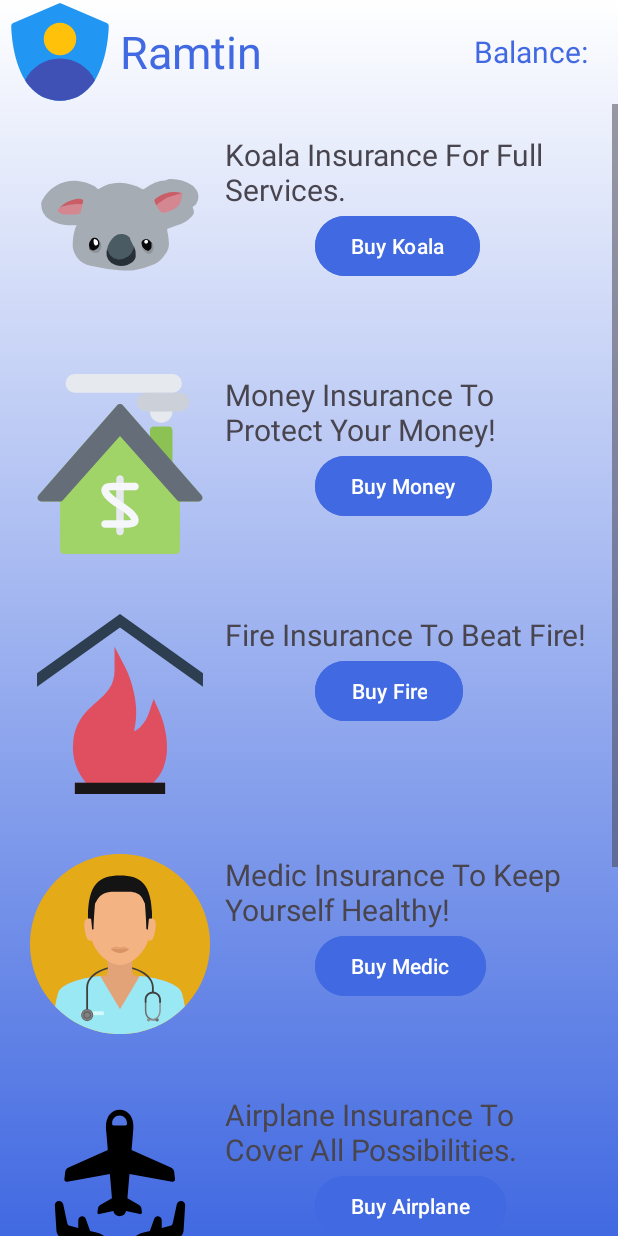
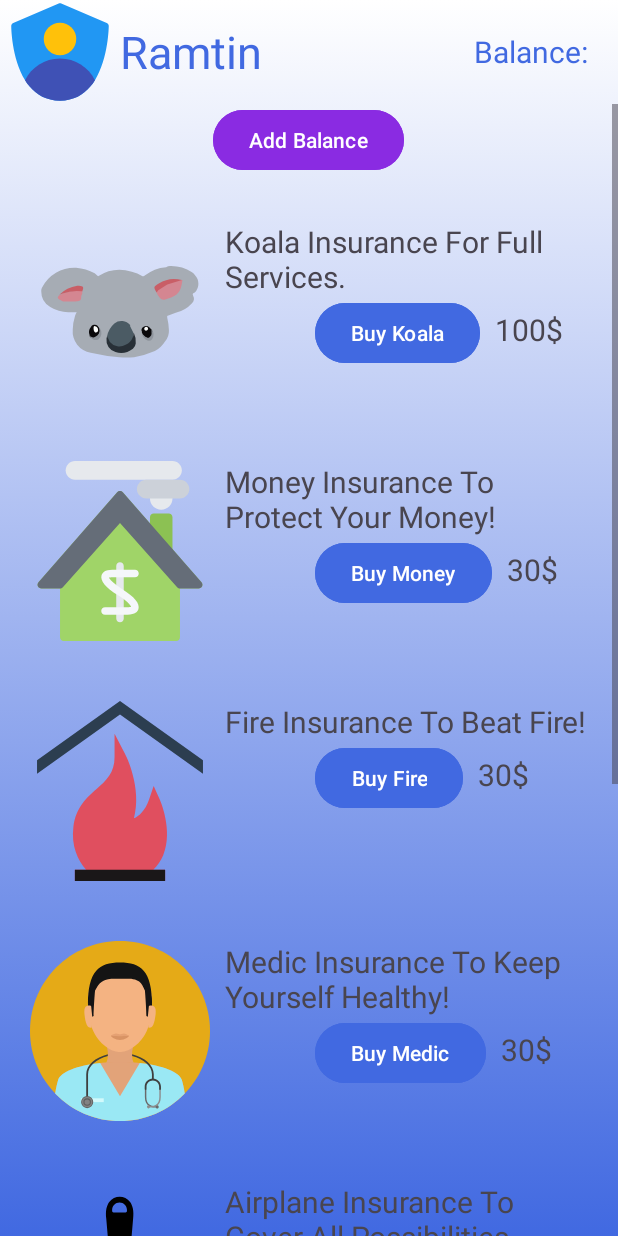
Before and after one commit to ramtinkh/Insurance_Android_App, an Android app: the layout dashboard.xml on its own in the app's theme, with its tools: preview values and no code run, on a phone screen of 412 x 824 dp. Run offline under Robolectric (Android 15) with nearby library versions, the phone set to English and light mode, and no system bars.

Commit message:
add: dashboard and admin dashboard added.

```diff
--- a/app/src/main/java/com/example/insurance_android_app/MainActivity.java
+++ b/app/src/main/java/com/example/insurance_android_app/MainActivity.java
@@ -34,9 +34,15 @@ public class MainActivity extends AppCompatActivity {
             User user1 = db.getUserByUsername(user);
             if (user1 == null) {
                 Toast.makeText(getBaseContext(), "User not exists.", Toast.LENGTH_SHORT).show();
+            } else if (Objects.equals(user1.getPassword(), pass) && user.equals("admin")) {
+                Toast.makeText(getBaseContext(), "Welcome Back Admin.", Toast.LENGTH_SHORT).show();
+                Intent intent = new Intent(MainActivity.this, AdminDashboard.class);
+                intent.putExtra("id", user1.getId());
+                startActivity(intent);
             } else if (Objects.equals(user1.getPassword(), pass)) {
                 Toast.makeText(getBaseContext(), "Congrats! You were perfectly logged in.", Toast.LENGTH_SHORT).show();
                 Intent intent = new Intent(MainActivity.this, Dashboard.class);
+                intent.putExtra("id", user1.getId());
                 startActivity(intent);
             } else { Toast.makeText(getBaseContext(), "Sorry you're wrong.", Toast.LENGTH_LONG).show();}
         } else if (view.getId() == R.id.register_button) {
--- a/app/src/main/java/com/example/insurance_android_app/Register.java
+++ b/app/src/main/java/com/example/insurance_android_app/Register.java
@@ -73,7 +73,7 @@ public class Register extends AppCompatActivity {
         String result = "Hello " + fName + ". You have register with email address: " + emailAddress + ".";
         Toast.makeText(getBaseContext(), result, Toast.LENGTH_SHORT).show();
 
-        int userId = db.getRowCount() + 1;
+        int userId = db.getUsersRowCount() + 1;
         User user = new User(userId, fName, pass, emailAddress, deviceId);
         db.addUser(user);
     }
--- a/app/src/main/res/layout/dashboard.xml
+++ b/app/src/main/res/layout/dashboard.xml
@@ -4,7 +4,7 @@
     android:layout_height="match_parent"
     xmlns:tools="http://schemas.android.com/tools"
     android:background="@drawable/white_to_blue"
-    tools:context=".MainActivity">
+    tools:context=".Dashboard">
 
     <RelativeLayout
         android:id="@+id/user_info"
@@ -47,14 +47,26 @@
         android:layout_height="wrap_content"
         android:layout_below="@id/user_info">
 
-        <LinearLayout
+        <RelativeLayout
             android:layout_width="fill_parent"
             android:layout_height="fill_parent"
-            android:orientation="vertical">
+            android:gravity="center">
+
+            <Button
+                android:id="@+id/add_balance"
+                android:layout_width="wrap_content"
+                android:layout_height="wrap_content"
+                android:text="Add Balance"
+                android:backgroundTint="@color/blueviolet"
+                android:layout_centerHorizontal="true"
+                android:layout_marginBottom="10dp"
+                android:onClick="onClickButton"/>
 
             <RelativeLayout
+                android:id="@+id/koala_layout"
                 android:layout_width="wrap_content"
                 android:layout_height="wrap_content"
+                android:layout_below="@id/add_balance"
                 android:layout_margin="20dp">
 
                 <ImageView
@@ -81,14 +93,27 @@
                     android:layout_below="@id/koala_title"
                     android:layout_alignStart="@id/koala_title"
                     android:backgroundTint="@color/royalblue"
+                    android:onClick="onClickButton"
                     android:layout_marginStart="60dp"/>
+
+                <TextView
+                    android:id="@+id/koala_price"
+                    android:layout_width="wrap_content"
+                    android:layout_height="wrap_content"
+                    android:textSize="20sp"
+                    android:text="100$"
+                    android:layout_marginStart="10dp"
+                    android:layout_alignBaseline="@id/buy_koala"
+                    android:layout_toRightOf="@+id/buy_koala"/>
 
             </RelativeLayout>
 
             <RelativeLayout
+                android:id="@+id/money_layout"
                 android:layout_width="wrap_content"
                 android:layout_height="wrap_content"
-                android:layout_margin="20dp">
+                android:layout_margin="20dp"
+                android:layout_below="@id/koala_layout">
 
                 <ImageView
                     android:id="@+id/money"
@@ -114,11 +139,24 @@
                     android:layout_below="@id/money_title"
                     android:layout_alignStart="@id/money_title"
                     android:backgroundTint="@color/royalblue"
+                    android:onClick="onClickButton"
                     android:layout_marginStart="60dp"/>
+
+                <TextView
+                    android:id="@+id/money_price"
+                    android:layout_width="wrap_content"
+                    android:layout_height="wrap_content"
+                    android:textSize="20sp"
+                    android:text="30$"
+                    android:layout_marginStart="10dp"
+                    android:layout_alignBaseline="@id/buy_money"
+                    android:layout_toRightOf="@+id/buy_money"/>
 
             </RelativeLayout>
 
             <RelativeLayout
+                android:id="@+id/fire_layout"
+                android:layout_below="@id/money_layout"
                 android:layout_width="wrap_content"
                 android:layout_height="wrap_content"
                 android:layout_margin="20dp">
@@ -147,11 +185,24 @@
                     android:layout_below="@id/fire_title"
                     android:layout_alignStart="@id/fire_title"
                     android:backgroundTint="@color/royalblue"
+                    android:onClick="onClickButton"
                     android:layout_marginStart="60dp"/>
+
+                <TextView
+                    android:id="@+id/fire_price"
+                    android:layout_width="wrap_content"
+                    android:layout_height="wrap_content"
+                    android:textSize="20sp"
+                    android:text="30$"
+                    android:layout_marginStart="10dp"
+                    android:layout_alignBaseline="@id/buy_fire"
+                    android:layout_toRightOf="@+id/buy_fire"/>
 
             </RelativeLayout>
 
             <RelativeLayout
+                android:id="@+id/medic_layout"
+                android:layout_below="@id/fire_layout"
                 android:layout_width="wrap_content"
                 android:layout_height="wrap_content"
                 android:layout_margin="20dp">
@@ -180,11 +231,24 @@
                     android:layout_below="@id/medic_title"
                     android:layout_alignStart="@id/medic_title"
                     android:backgroundTint="@color/royalblue"
+                    android:onClick="onClickButton"
                     android:layout_marginStart="60dp"/>
+
+                <TextView
+                    android:id="@+id/medic_price"
+                    android:layout_width="wrap_content"
+                    android:layout_height="wrap_content"
+                    android:textSize="20sp"
+                    android:text="30$"
+                    android:layout_marginStart="10dp"
+                    android:layout_alignBaseline="@id/buy_medic"
+                    android:layout_toRightOf="@+id/buy_medic"/>
 
             </RelativeLayout>
 
             <RelativeLayout
+                android:id="@+id/airplane_layout"
+                android:layout_below="@id/medic_layout"
                 android:layout_width="wrap_content"
                 android:layout_height="wrap_content"
                 android:layout_margin="20dp">
@@ -213,11 +277,24 @@
                     android:layout_below="@id/airplane_title"
                     android:layout_alignStart="@id/airplane_title"
                     android:backgroundTint="@color/royalblue"
+                    android:onClick="onClickButton"
                     android:layout_marginStart="60dp"/>
+
+                <TextView
+                    android:id="@+id/airplane_price"
+                    android:layout_width="wrap_content"
+                    android:layout_height="wrap_content"
+                    android:textSize="20sp"
+                    android:text="30$"
+                    android:layout_marginStart="10dp"
+                    android:layout_alignBaseline="@id/buy_airplane"
+                    android:layout_toRightOf="@+id/buy_airplane"/>
 
             </RelativeLayout>
 
             <RelativeLayout
+                android:id="@+id/ship_layout"
+                android:layout_below="@id/airplane_layout"
                 android:layout_width="wrap_content"
                 android:layout_height="wrap_content"
                 android:layout_margin="20dp">
@@ -246,11 +323,24 @@
                     android:layout_below="@id/ship_title"
                     android:layout_alignStart="@id/ship_title"
                     android:backgroundTint="@color/royalblue"
+                    android:onClick="onClickButton"
                     android:layout_marginStart="60dp"/>
+
+                <TextView
+                    android:id="@+id/ship_price"
+                    android:layout_width="wrap_content"
+                    android:layout_height="wrap_content"
+                    android:textSize="20sp"
+                    android:text="30$"
+                    android:layout_marginStart="10dp"
+                    android:layout_alignBaseline="@id/buy_ship"
+                    android:layout_toRightOf="@+id/buy_ship"/>
 
             </RelativeLayout>
 
             <RelativeLayout
+                android:id="@+id/thief_layout"
+                android:layout_below="@id/ship_layout"
                 android:layout_width="wrap_content"
                 android:layout_height="wrap_content"
                 android:layout_margin="20dp">
@@ -279,11 +369,33 @@
                     android:layout_below="@id/thief_title"
                     android:layout_alignStart="@id/thief_title"
                     android:backgroundTint="@color/royalblue"
+                    android:onClick="onClickButton"
                     android:layout_marginStart="60dp"/>
+
+                <TextView
+                    android:id="@+id/thief_price"
+                    android:layout_width="wrap_content"
+                    android:layout_height="wrap_content"
+                    android:textSize="20sp"
+                    android:text="30$"
+                    android:layout_marginStart="10dp"
+                    android:layout_alignBaseline="@id/buy_thief"
+                    android:layout_toRightOf="@+id/buy_thief"/>
 
             </RelativeLayout>
 
-        </LinearLayout>
+            <Button
+                android:id="@+id/logout"
+                android:layout_below="@id/thief_layout"
+                android:layout_width="wrap_content"
+                android:layout_height="wrap_content"
+                android:text="Logout"
+                android:backgroundTint="@color/black"
+                android:layout_centerHorizontal="true"
+                android:onClick="onClickButton"
+                android:layout_marginBottom="30dp"/>
+
+        </RelativeLayout>
 
     </ScrollView>
 
```
Also changed, not shown: app/src/main/AndroidManifest.xml (+10 -0 lines), app/src/main/java/com/example/insurance_android_app/AdminDashboard.java (added, +55 -0 lines), app/src/main/java/com/example/insurance_android_app/Dashboard.java (+85 -0 lines), app/src/main/java/com/example/insurance_android_app/DatabaseHandler.java (+109 -10 lines), app/src/main/java/com/example/insurance_android_app/Insurance.java (added, +68 -0 lines), app/src/main/java/com/example/insurance_android_app/OTP.java (+7 -1 lines), app/src/main/java/com/example/insurance_android_app/User.java (+19 -0 lines), app/src/main/res/drawable/black_to_red.xml (added, +12 -0 lines), app/src/main/res/layout/admin_dashboard.xml (added, +77 -0 lines).
